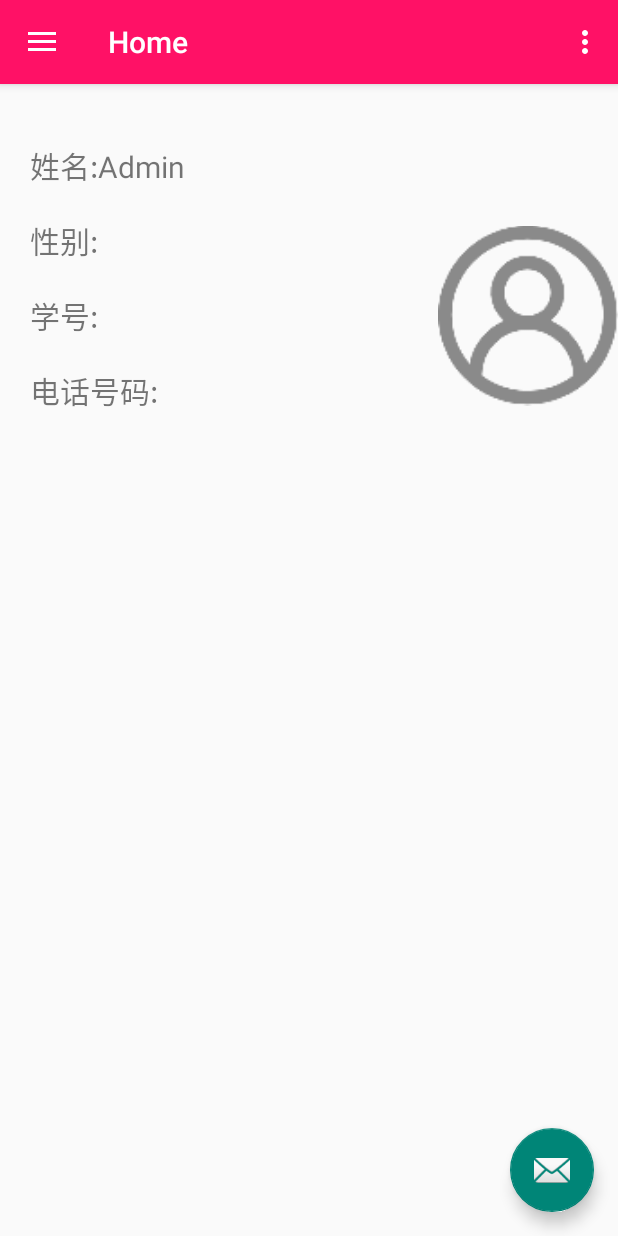
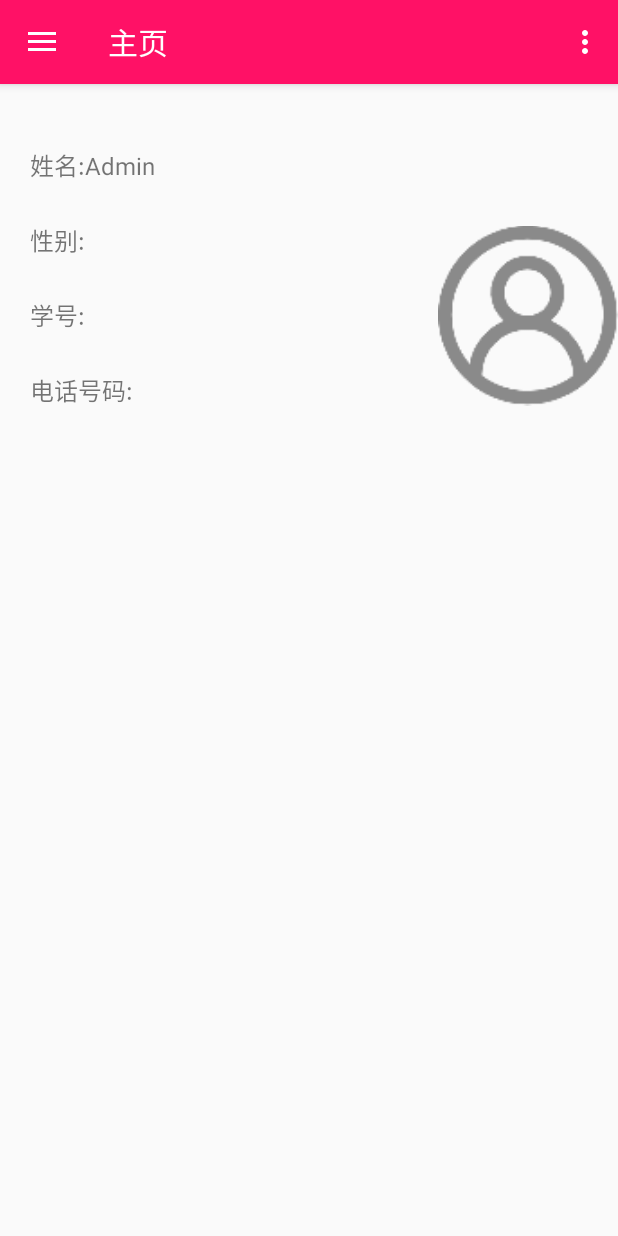
Before and after one commit to lilc-112/SQLCourseDesign, an Android app: the Main2Activity screen opened directly, with no data from a screen before it, on a phone screen of 412 x 824 dp. Run offline under Robolectric (Android 15) with nearby library versions, the phone set to English and light mode, and no system bars; our stand-ins replace navigation-ui.

Commit message:
改动一些小细节，尝试了listView的刷新，还没有完全成功，可惜已经断电了，明天继续，晚安

```diff
--- a/app/src/main/java/com/example/sqlcourse_design/Main2Activity.java
+++ b/app/src/main/java/com/example/sqlcourse_design/Main2Activity.java
@@ -2,7 +2,6 @@ package com.example.sqlcourse_design;
 
 import android.os.Bundle;
 import android.view.Menu;
-import android.view.View;
 
 import androidx.appcompat.app.AppCompatActivity;
 import androidx.appcompat.widget.Toolbar;
@@ -12,9 +11,7 @@ import androidx.navigation.Navigation;
 import androidx.navigation.ui.AppBarConfiguration;
 import androidx.navigation.ui.NavigationUI;
 
-import com.google.android.material.floatingactionbutton.FloatingActionButton;
 import com.google.android.material.navigation.NavigationView;
-import com.google.android.material.snackbar.Snackbar;
 
 ;
 
@@ -30,22 +27,13 @@ public class Main2Activity extends AppCompatActivity {
         Toolbar toolbar = findViewById(R.id.toolbar);
         setSupportActionBar(toolbar);
 
-        FloatingActionButton fab = findViewById(R.id.fab);
-        fab.setOnClickListener(new View.OnClickListener() {
-            @Override
-            public void onClick(View view) {
-                Snackbar.make(view, "Replace with your own action", Snackbar.LENGTH_LONG)
-                        .setAction("Action", null).show();
-            }
-        });
-
         DrawerLayout drawer = findViewById(R.id.drawer_layout);
         NavigationView navigationView = findViewById(R.id.nav_view);
         // Passing each menu ID as a set of Ids because each
         // menu should be considered as top level destinations.
         mAppBarConfiguration = new AppBarConfiguration.Builder(
                 R.id.nav_home, R.id.nav_gallery, R.id.nav_slideshow,
-                R.id.nav_tools, R.id.nav_share, R.id.nav_send)
+                R.id.nav_tools, R.id.nav_send)
                 .setDrawerLayout(drawer)
                 .build();
 
--- a/app/src/main/java/com/example/sqlcourse_design/student/ui/dashboard/AddClassesAdapter.java
+++ b/app/src/main/java/com/example/sqlcourse_design/student/ui/dashboard/AddClassesAdapter.java
@@ -106,6 +106,7 @@ public class AddClassesAdapter extends BaseAdapter {
                             values.put("class_ID", data.ID);
                             db.getWritableDatabase().insert("student_choose_class", null, values);
                             db.close();
+                            notifyDataSetChanged();
                         }
                     });
 
--- a/app/src/main/java/com/example/sqlcourse_design/student/ui/dashboard/ManageClassesAdapter.java
+++ b/app/src/main/java/com/example/sqlcourse_design/student/ui/dashboard/ManageClassesAdapter.java
@@ -118,6 +118,7 @@ public class ManageClassesAdapter extends BaseAdapter {
 
                             builder.setPositiveButton("No", null);
                             builder.show();
+                            notifyDataSetChanged();
                         }
                     });
 
--- a/app/src/main/java/com/example/sqlcourse_design/ui/send/SendFragment.java
+++ b/app/src/main/java/com/example/sqlcourse_design/ui/send/SendFragment.java
@@ -27,7 +27,7 @@ public class SendFragment extends Fragment {
         sendViewModel.getText().observe(this, new Observer<String>() {
             @Override
             public void onChanged(@Nullable String s) {
-                textView.setText(s);
+                textView.setText("");
             }
         });
         return root;
--- a/app/src/main/java/com/example/sqlcourse_design/ui/slideshow/SlideshowAdapter.java
+++ b/app/src/main/java/com/example/sqlcourse_design/ui/slideshow/SlideshowAdapter.java
@@ -103,6 +103,7 @@ public class SlideshowAdapter extends BaseAdapter {
                             db.getWritableDatabase().execSQL(sql);
                             db.close();
                             Toast.makeText(context, "课程已删除", Toast.LENGTH_SHORT).show();
+                            notifyDataSetChanged();
                         }
                     });
 
--- a/app/src/main/java/com/example/sqlcourse_design/ui/slideshow/SlideshowFragment.java
+++ b/app/src/main/java/com/example/sqlcourse_design/ui/slideshow/SlideshowFragment.java
@@ -35,7 +35,7 @@ public class SlideshowFragment extends Fragment {
         slideshowViewModel.getText().observe(this, new Observer<String>() {
             @Override
             public void onChanged(@Nullable String s) {
-                textView.setText(s);
+                textView.setText("");
             }
         });
 
--- a/app/src/main/java/com/example/sqlcourse_design/ui/tools/AddScoreActivity.java
+++ b/app/src/main/java/com/example/sqlcourse_design/ui/tools/AddScoreActivity.java
@@ -84,6 +84,7 @@ public class AddScoreActivity extends AppCompatActivity {
                 }
 
                 Toast.makeText(AddScoreActivity.this, "提交成功", Toast.LENGTH_SHORT).show();
+                finish();
             }
         });
     }
--- a/app/src/main/java/com/example/sqlcourse_design/ui/tools/ToolsFragment.java
+++ b/app/src/main/java/com/example/sqlcourse_design/ui/tools/ToolsFragment.java
@@ -42,7 +42,7 @@ public class ToolsFragment extends Fragment {
         toolsViewModel.getText().observe(this, new Observer<String>() {
             @Override
             public void onChanged(@Nullable String s) {
-                textView.setText(s);
+                textView.setText("");
             }
         });
         classID = 0;
--- a/app/src/main/res/layout/app_bar_main2.xml
+++ b/app/src/main/res/layout/app_bar_main2.xml
@@ -23,12 +23,4 @@
 
     <include layout="@layout/content_main2" />
 
-    <com.google.android.material.floatingactionbutton.FloatingActionButton
-        android:id="@+id/fab"
-        android:layout_width="wrap_content"
-        android:layout_height="wrap_content"
-        android:layout_gravity="bottom|end"
-        android:layout_margin="@dimen/fab_margin"
-        app:srcCompat="@android:drawable/ic_dialog_email" />
-
 </androidx.coordinatorlayout.widget.CoordinatorLayout>
--- a/app/src/main/res/layout/fragment_home_teacher.xml
+++ b/app/src/main/res/layout/fragment_home_teacher.xml
@@ -26,28 +26,28 @@
         <TextView
             android:layout_width="match_parent"
             android:layout_height="50dp"
-            android:textSize="20sp"
+            android:textSize="16sp"
             android:gravity="center_vertical"
             android:text="姓名:Admin" />
 
         <TextView
             android:layout_width="match_parent"
             android:layout_height="50dp"
-            android:textSize="20sp"
+            android:textSize="16sp"
             android:gravity="center_vertical"
             android:text="性别:" />
 
         <TextView
             android:layout_width="match_parent"
             android:layout_height="50dp"
-            android:textSize="20sp"
+            android:textSize="16sp"
             android:gravity="center_vertical"
             android:text="学号:" />
 
         <TextView
             android:layout_width="match_parent"
             android:layout_height="50dp"
-            android:textSize="20sp"
+            android:textSize="16sp"
             android:gravity="center_vertical"
             android:text="电话号码:" />
     </GridLayout>
--- a/app/src/main/res/layout/nav_header_main2.xml
+++ b/app/src/main/res/layout/nav_header_main2.xml
@@ -24,13 +24,13 @@
         android:layout_width="match_parent"
         android:layout_height="wrap_content"
         android:paddingTop="@dimen/nav_header_vertical_spacing"
-        android:text="Unknown User"
+        android:text="Admin"
         android:textAppearance="@style/TextAppearance.AppCompat.Body1" />
 
     <TextView
         android:id="@+id/textView"
         android:layout_width="wrap_content"
         android:layout_height="wrap_content"
-        android:text="Unknown Email" />
+        android:text="Admin@mails.jlu.edu.cn" />
 
 </LinearLayout>
--- a/app/src/main/res/menu/activity_main2_drawer.xml
+++ b/app/src/main/res/menu/activity_main2_drawer.xml
@@ -6,26 +6,23 @@
     <group android:checkableBehavior="single">
         <item
             android:id="@+id/nav_home"
-            android:title="@string/menu_home" />
+            android:title="主页" />
         <item
             android:id="@+id/nav_gallery"
-            android:title="@string/menu_gallery" />
+            android:title="添加课程" />
         <item
             android:id="@+id/nav_slideshow"
-            android:title="@string/menu_slideshow" />
+            android:title="删除课程" />
         <item
             android:id="@+id/nav_tools"
-            android:title="@string/menu_tools" />
+            android:title="成绩管理" />
     </group>
 
-    <item android:title="Communicate">
+    <item android:title="个人中心">
         <menu>
             <item
-                android:id="@+id/nav_share"
-                android:title="@string/menu_share" />
-            <item
                 android:id="@+id/nav_send"
-                android:title="@string/menu_send" />
+                android:title="退出登录" />
         </menu>
     </item>
 
--- a/app/src/main/res/navigation/mobile_navigation_teacher.xml
+++ b/app/src/main/res/navigation/mobile_navigation_teacher.xml
@@ -8,36 +8,30 @@
     <fragment
         android:id="@+id/nav_home"
         android:name="com.example.sqlcourse_design.ui.home.TeacherHomeFragment"
-        android:label="@string/menu_home"
+        android:label="主页"
         tools:layout="@layout/fragment_home_teacher" />
 
     <fragment
         android:id="@+id/nav_gallery"
         android:name="com.example.sqlcourse_design.ui.gallery.GalleryFragment"
-        android:label="@string/menu_gallery"
+        android:label="添加课程"
         tools:layout="@layout/fragment_gallery" />
 
     <fragment
         android:id="@+id/nav_slideshow"
         android:name="com.example.sqlcourse_design.ui.slideshow.SlideshowFragment"
-        android:label="@string/menu_slideshow"
+        android:label="删除课程"
         tools:layout="@layout/fragment_slideshow" />
 
     <fragment
         android:id="@+id/nav_tools"
         android:name="com.example.sqlcourse_design.ui.tools.ToolsFragment"
-        android:label="@string/menu_tools"
+        android:label="成绩管理"
         tools:layout="@layout/fragment_tools" />
-
-    <fragment
-        android:id="@+id/nav_share"
-        android:name="com.example.sqlcourse_design.ui.share.ShareFragment"
-        android:label="@string/menu_share"
-        tools:layout="@layout/fragment_share" />
 
     <fragment
         android:id="@+id/nav_send"
         android:name="com.example.sqlcourse_design.ui.send.SendFragment"
-        android:label="@string/menu_send"
+        android:label="退出登录"
         tools:layout="@layout/fragment_send" />
 </navigation>
```
Also changed, not shown: app/src/main/java/com/example/sqlcourse_design/student/ui/dashboard/AddClassesActivity.java (+7 -0 lines), app/src/main/java/com/example/sqlcourse_design/student/ui/dashboard/ManageClassesActivity.java (+8 -0 lines), app/src/main/java/com/example/sqlcourse_design/ui/share/ShareFragment.java (deleted, +0 -35 lines), app/src/main/java/com/example/sqlcourse_design/ui/share/ShareViewModel.java (deleted, +0 -19 lines), app/src/main/res/layout/fragment_share.xml (deleted, +0 -19 lines).
